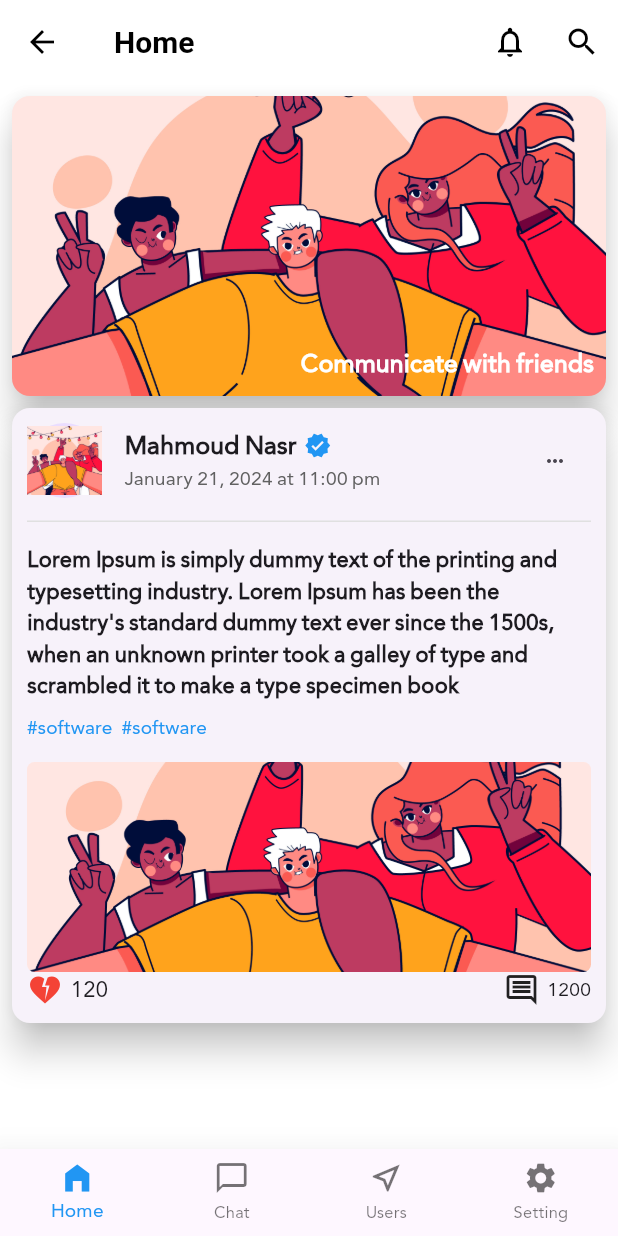
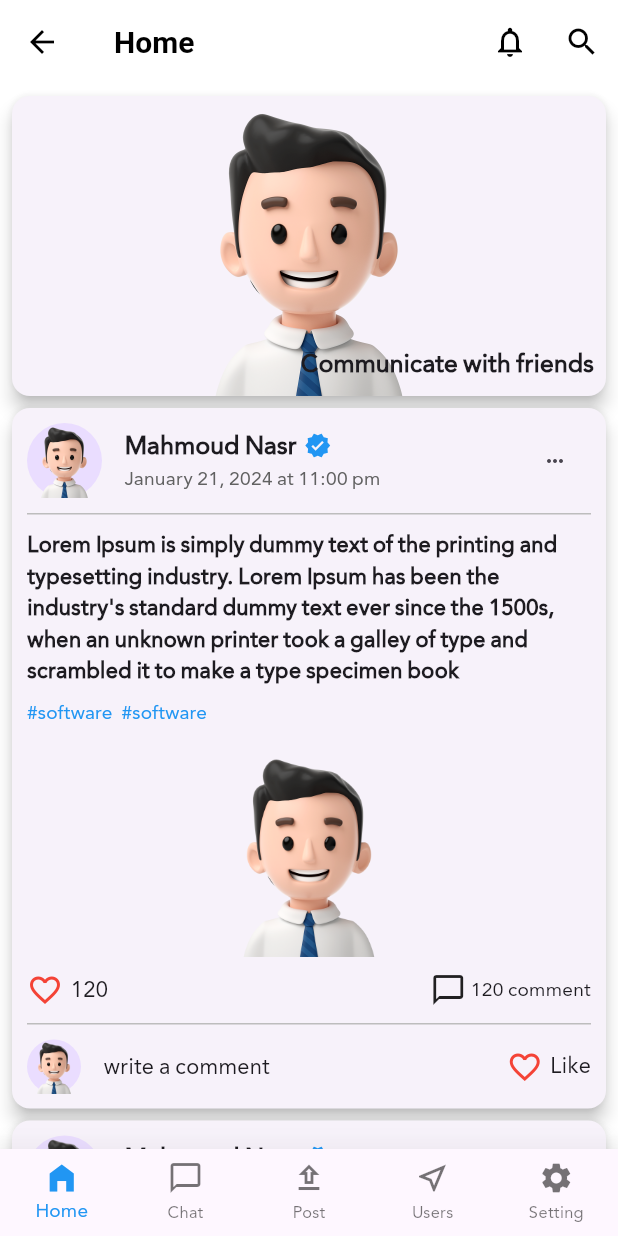
Before and after one commit to Mnasr115/Social_App, a Flutter app: the SocialLayout screen opened directly, on a phone screen of 412 x 824 dp. Run offline on Flutter 3.47's test engine with Material 3 defaults, Android fonts, the phone set to English and light mode, and no system bars; our stand-ins replace bloc, cached_network_image, cloud_firestore, conditional_builder_null_safety, dio, equatable and 7 more; accounts and stored records are empty.

Commit message:
home_screen ui

```diff
--- a/lib/layouts/cubit/social_cubit.dart
+++ b/lib/layouts/cubit/social_cubit.dart
@@ -48,35 +48,16 @@ class SocialCubit extends Cubit<SocialStates> {
     'Users',
     'Settings',
   ];
-  List<BottomNavigationBarItem> items = [
-    const BottomNavigationBarItem(
-      icon: Icon(
-        Icons.home_filled,
-      ),
-      label: 'Home',
-    ),
-    const BottomNavigationBarItem(
-      icon: Icon(
-        Icons.chat_bubble_outline,
-      ),
-      label: 'Chat',
-    ),
-    const BottomNavigationBarItem(
-      icon: Icon(
-        Icons.near_me_outlined,
-      ),
-      label: 'Users',
-    ),
-    const BottomNavigationBarItem(
-      icon: Icon(
-        Icons.settings,
-      ),
-      label: 'Setting',
-    ),
-  ];
+
 
   void changeBottemNav(int index) {
-    currentIndex = index;
-    emit(SocialChangeBottomNavBarState());
+
+    if(index==2) {
+      emit(SocialNewPostState());
+    }
+    else {
+      currentIndex = index;
+      emit(SocialChangeBottomNavBarState());
+    }
   }
 }
--- a/lib/layouts/cubit/social_state.dart
+++ b/lib/layouts/cubit/social_state.dart
@@ -13,3 +13,4 @@ class SocialGetUserErrorState extends SocialStates {
 }
 
 class SocialChangeBottomNavBarState extends SocialStates {}
+class SocialNewPostState extends SocialStates {}
--- a/lib/layouts/social_layout.dart
+++ b/lib/layouts/social_layout.dart
@@ -3,6 +3,7 @@ import 'package:firebase_auth/firebase_auth.dart';
 import 'package:flutter/material.dart';
 import 'package:flutter_bloc/flutter_bloc.dart';
 import 'package:social_app/layouts/cubit/social_cubit.dart';
+import 'package:social_app/modules/new_post/new_post_screen.dart';
 import 'package:social_app/shared/components/components.dart';
 import 'package:social_app/shared/components/constant.dart';
 
@@ -12,7 +13,14 @@ class SocialLayout extends StatelessWidget {
   @override
   Widget build(BuildContext context) {
     return BlocConsumer<SocialCubit, SocialStates>(
-      listener: (context, state) {},
+      listener: (context, state) {
+        if (state is SocialNewPostState) {
+          navigateTo(
+            context,
+            const NewPostScreen(),
+          );
+        }
+      },
       builder: (context, state) {
         var cubit = SocialCubit.get(context);
         return Scaffold(
@@ -40,7 +48,38 @@ class SocialLayout extends StatelessWidget {
             onTap: (int index) {
               cubit.changeBottemNav(index);
             },
-            items: cubit.items,
+            items: [
+              const BottomNavigationBarItem(
+                icon: Icon(
+                  Icons.home_filled,
+                ),
+                label: 'Home',
+              ),
+              const BottomNavigationBarItem(
+                icon: Icon(
+                  Icons.chat_bubble_outline,
+                ),
+                label: 'Chat',
+              ),
+              const BottomNavigationBarItem(
+                icon: Icon(
+                  Icons.upload_outlined,
+                ),
+                label: 'Post',
+              ),
+              const BottomNavigationBarItem(
+                icon: Icon(
+                  Icons.near_me_outlined,
+                ),
+                label: 'Users',
+              ),
+              const BottomNavigationBarItem(
+                icon: Icon(
+                  Icons.settings,
+                ),
+                label: 'Setting',
+              ),
+            ],
           ),
         );
       },
--- a/lib/modules/feeds/feeds_screen.dart
+++ b/lib/modules/feeds/feeds_screen.dart
@@ -9,34 +9,51 @@ class FeedsScreen extends StatelessWidget {
   @override
   Widget build(BuildContext context) {
     return SingleChildScrollView(
+      physics: const BouncingScrollPhysics(),
       child: Column(
         children: [
-          Card(
+          const Card(
             clipBehavior: Clip.antiAliasWithSaveLayer,
-            elevation: 10,
-            margin: const EdgeInsets.all(8),
+            elevation: 5,
+            margin: EdgeInsets.all(8),
             child: Stack(
               alignment: AlignmentDirectional.bottomEnd,
               children: [
-                const Image(
+                Image(
                   image: AssetImage(kTestImage),
-                  fit: BoxFit.cover,
+                  //fit: BoxFit.cover,
                   height: 200,
                   width: double.infinity,
                 ),
                 Padding(
-                  padding: const EdgeInsets.all(8.0),
+                  padding: EdgeInsets.all(8.0),
                   child: Text(
                     'Communicate with friends',
-                    style: Styles.textStyle18.copyWith(color: Colors.white),
+                    style: Styles.textStyle18,
                   ),
                 )
               ],
             ),
           ),
-          Card(
+          ListView.separated(
+            shrinkWrap: true,
+            physics: const NeverScrollableScrollPhysics(),
+            itemBuilder: (context, index) => buildPostItem(),
+            separatorBuilder: (context, index) => const SizedBox(height: 8,),
+            itemCount: 5,
+          ),
+          const SizedBox(
+            height: 8,
+          ),
+        ],
+      ),
+    );
+  }
+
+  Widget buildPostItem() {
+    return Card(
       clipBehavior: Clip.antiAliasWithSaveLayer,
-            elevation: 10,
+      elevation: 5,
       margin: const EdgeInsets.symmetric(horizontal: 8),
       child: Padding(
         padding: const EdgeInsets.all(10.0),
@@ -98,11 +115,11 @@ class FeedsScreen extends StatelessWidget {
               ],
             ),
             Padding(
-                    padding: const EdgeInsets.symmetric(vertical: 15.0),
+              padding: const EdgeInsets.only(bottom: 10.0, top: 10),
               child: Container(
                 width: double.infinity,
                 height: 1.0,
-                      color: Colors.grey[300],
+                color: Colors.grey[400],
               ),
             ),
             Text(
@@ -131,10 +148,11 @@ class FeedsScreen extends StatelessWidget {
                           padding: EdgeInsets.zero,
                           minWidth: 1.0,
                           onPressed: () {},
-                                child: Text('#software',
-                                style: Styles.textStyle14.copyWith(
-                                  color: kPrimaryColor
-                                ),),
+                          child: Text(
+                            '#software',
+                            style: Styles.textStyle14
+                                .copyWith(color: kPrimaryColor),
+                          ),
                         ),
                       ),
                     ),
@@ -148,10 +166,11 @@ class FeedsScreen extends StatelessWidget {
                           padding: EdgeInsets.zero,
                           minWidth: 1.0,
                           onPressed: () {},
-                                child: Text('#software',
-                                  style: Styles.textStyle14.copyWith(
-                                      color: kPrimaryColor
-                                  ),),
+                          child: Text(
+                            '#software',
+                            style: Styles.textStyle14
+                                .copyWith(color: kPrimaryColor),
+                          ),
                         ),
                       ),
                     ),
@@ -166,41 +185,114 @@ class FeedsScreen extends StatelessWidget {
                 borderRadius: BorderRadius.circular(5),
                 image: const DecorationImage(
                   image: AssetImage(kTestImage),
-                        fit: BoxFit.cover,
+                  //fit: BoxFit.cover,
                 ),
               ),
             ),
-
-                  const Row(
+            Padding(
+              padding: const EdgeInsets.symmetric(vertical: 5.0),
+              child: Row(
                 children: [
-                     Row(
+                  Expanded(
+                    child: InkWell(
+                      child: const Padding(
+                        padding: EdgeInsets.symmetric(vertical: 5.0),
+                        child: Row(
                           children: [
-                         Icon(Icons.heart_broken_sharp,
-                             color: Colors.red),
+                            Icon(Icons.favorite_outline, color: Colors.red),
                             SizedBox(
                               width: 5,
                             ),
-                         Text('120',
-                         style: Styles.textStyle16,)
+                            Text(
+                              '120',
+                              style: Styles.textStyle16,
+                            )
                           ],
                         ),
-                      Spacer(),
-                      Row(
+                      ),
+                      onTap: () {},
+                    ),
+                  ),
+                  const Spacer(),
+                  Expanded(
+                    child: InkWell(
+                      child: const Padding(
+                        padding: EdgeInsets.symmetric(vertical: 5.0),
+                        child: Row(
+                          mainAxisAlignment: MainAxisAlignment.end,
                           children: [
-                          Icon(Icons.comment_outlined),
+                            Icon(Icons.chat_bubble_outline),
                             SizedBox(
-                            width: 5,
+                              width: 3,
                             ),
-                          Text('1200')
+                            Text(
+                              '120 comment',
+                            )
                           ],
                         ),
-                    ],
+                      ),
+                      onTap: () {},
+                    ),
                   ),
                 ],
               ),
             ),
+            Padding(
+              padding: const EdgeInsets.only(
+                bottom: 10.0,
+              ),
+              child: Container(
+                width: double.infinity,
+                height: 1.0,
+                color: Colors.grey[400],
+              ),
+            ),
+            Row(
+              children: [
+                Expanded(
+                  child: InkWell(
+                    child: Row(
+                      children: [
+                        const CircleAvatar(
+                          radius: 18,
+                          child: Image(
+                            image: AssetImage(kTestImage),
+                          ),
+                        ),
+                        const SizedBox(
+                          width: 15,
+                        ),
+                        Text(
+                          'write a comment',
+                          style: Styles.textStyle16.copyWith(
+                            height: 1.4,
+                          ),
                         ),
                       ],
+                    ),
+                    onTap: () {},
+                  ),
+                ),
+                InkWell(
+                  child: const Row(
+                    children: [
+                      Icon(Icons.favorite_outline, color: Colors.red),
+                      SizedBox(
+                        width: 5,
+                      ),
+                      Text(
+                        'Like',
+                        style: Styles.textStyle16,
+                      )
+                    ],
+                  ),
+                  onTap: () {},
+                ),
+              ],
+            ),
+
+          ],
+        ),
       ),
     );
   }
--- /dev/null
+++ b/lib/modules/new_post/new_post_screen.dart
@@ -0,0 +1,14 @@
+import 'package:flutter/material.dart';
+
+class NewPostScreen extends StatelessWidget {
+  const NewPostScreen({super.key});
+
+  @override
+  Widget build(BuildContext context) {
+    return Scaffold(
+      appBar: AppBar(
+        title: const Text('Add Post'),
+      ),
+    );
+  }
+}
--- a/lib/shared/components/constant.dart
+++ b/lib/shared/components/constant.dart
@@ -8,7 +8,7 @@ const kScaffoldBackGround = 'assets/images/shopapp-logo.png';
 
 String? uId = '';
 
-const kTestImage = 'assets/images/8359069.jpg';
+const kTestImage = 'assets/images/—Pngtree—business man avatar_8855195.png';
 
 void signOut(context) {
   CacheHelper.removeData(
```
Also changed, not shown: assets/images/cool-man.jpg (added), assets/images/—Pngtree—business man avatar_8855195.png (added). Lines whose indentation alone changed are shown as unchanged.
